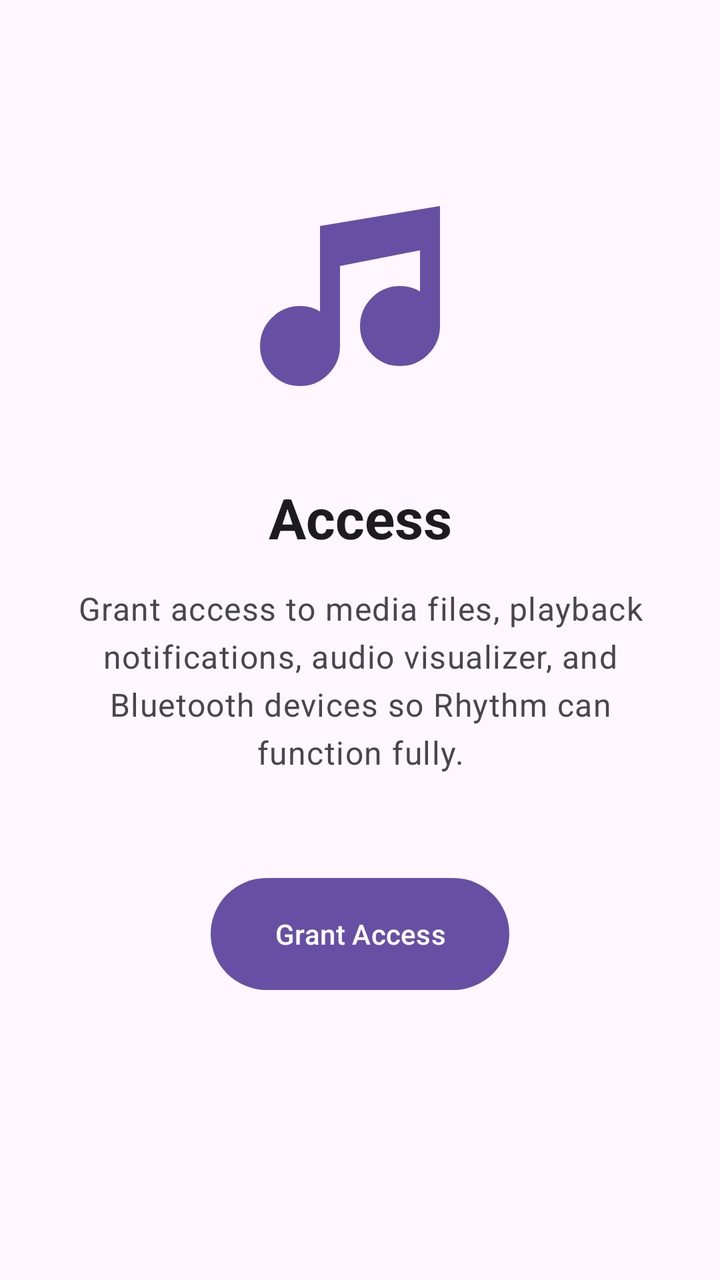
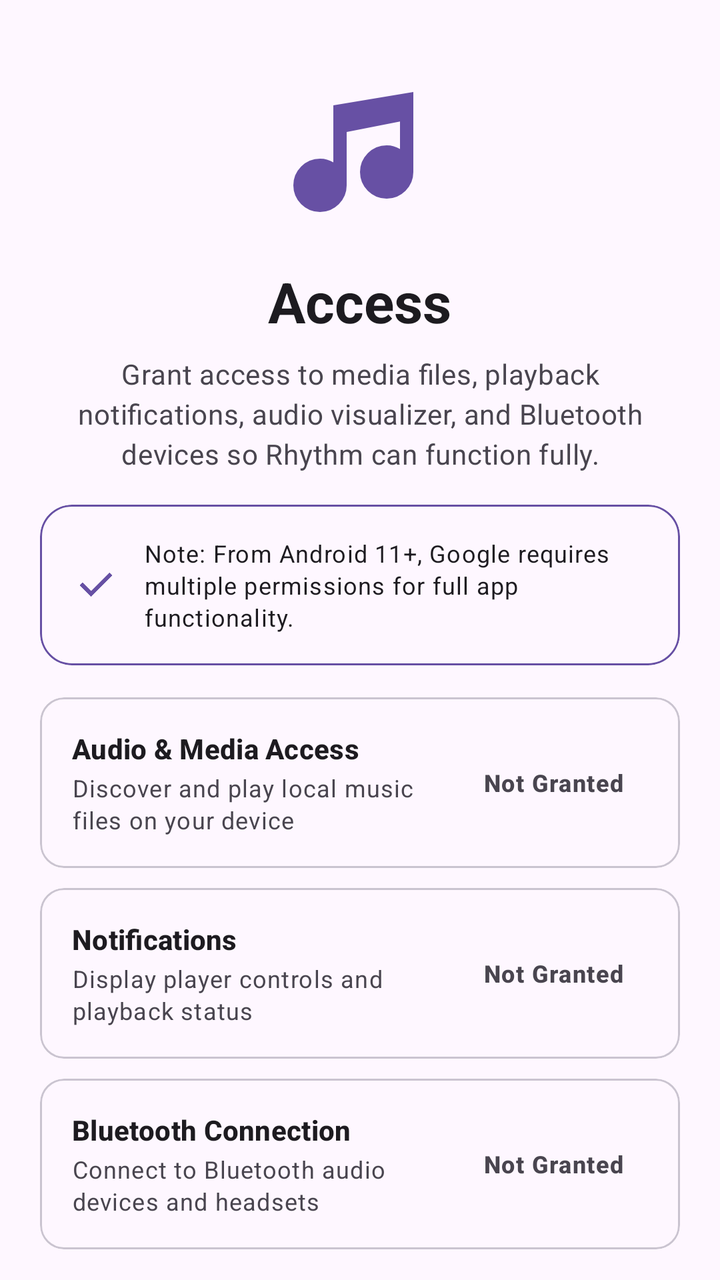

Compare the two renders of this Android layout. The source of the first and the diff that turns it into the second are given below.
<!-- AndroidManifest.xml: application theme Theme_Myusiq -->
<!-- res/layout/fragment_setup_permission.xml -->
<?xml version="1.0" encoding="utf-8"?>
<androidx.constraintlayout.widget.ConstraintLayout xmlns:android="http://schemas.android.com/apk/res/android"
    xmlns:app="http://schemas.android.com/apk/res-auto"
    android:layout_width="match_parent"
    android:layout_height="match_parent"
    android:padding="24dp">

    <ImageView
        android:id="@+id/ivPermissionIllustration"
        android:layout_width="120dp"
        android:layout_height="120dp"
        android:layout_marginTop="64dp"
        android:src="@drawable/ic_music_note_2"
        app:layout_constraintEnd_toEndOf="parent"
        app:layout_constraintStart_toStartOf="parent"
        app:layout_constraintTop_toTopOf="parent"
        app:tint="?attr/colorPrimary" />

    <TextView
        android:id="@+id/tvPermissionTitle"
        android:layout_width="wrap_content"
        android:layout_height="wrap_content"
        android:layout_marginTop="32dp"
        android:text="@string/step_access"
        android:textAppearance="?attr/textAppearanceHeadlineMedium"
        android:textStyle="bold"
        app:layout_constraintEnd_toEndOf="parent"
        app:layout_constraintStart_toStartOf="parent"
        app:layout_constraintTop_toBottomOf="@id/ivPermissionIllustration" />

    <TextView
        android:id="@+id/tvPermissionDesc"
        android:layout_width="match_parent"
        android:layout_height="wrap_content"
        android:layout_marginTop="16dp"
        android:gravity="center"
        android:text="@string/all_permissions_desc"
        android:textAppearance="?attr/textAppearanceBodyLarge"
        android:textColor="?attr/colorOnSurfaceVariant"
        app:layout_constraintTop_toBottomOf="@id/tvPermissionTitle" />

    <com.google.android.material.button.MaterialButton
        android:id="@+id/btnGrantPermission"
        android:layout_width="wrap_content"
        android:layout_height="64dp"
        android:layout_marginTop="48dp"
        android:paddingHorizontal="32dp"
        android:text="@string/grant_access"
        app:cornerRadius="32dp"
        app:layout_constraintEnd_toEndOf="parent"
        app:layout_constraintStart_toStartOf="parent"
        app:layout_constraintTop_toBottomOf="@id/tvPermissionDesc" />

</androidx.constraintlayout.widget.ConstraintLayout>
<!-- resources referenced by this layout -->
<resources>
  <!-- drawable ic_music_note_2 (drawable) -->
  <vector xmlns:android="http://schemas.android.com/apk/res/android"
      android:width="24dp"
      android:height="24dp"
      android:viewportWidth="960"
      android:viewportHeight="960"
      android:tint="?attr/colorOnSurfaceVariant">
        
      <path android:fillColor="@android:color/white" android:pathData="M127,793Q80,746 80,680Q80,614 127,567Q174,520 240,520Q263,520 282.5,525.5Q302,531 320,542L320,200L800,120L800,600Q800,666 753,713Q706,760 640,760Q574,760 527,713Q480,666 480,600Q480,534 527,487Q574,440 640,440Q663,440 682.5,445.5Q702,451 720,462L720,297L400,360L400,680Q400,746 353,793Q306,840 240,840Q174,840 127,793Z"/>
      
  </vector>
  <string name="all_permissions_desc">Grant access to media files, playback notifications, audio visualizer, and Bluetooth devices so Rhythm can function fully.</string>
  <string name="grant_access">Grant Access</string>
  <string name="step_access">Access</string>
  <style name="Theme_Myusiq" parent="Base.Theme_Myusiq">
          <item name="colorPrimary">@color/md_theme_default_primary</item>
      </style>
  <style name="Base.Theme_Myusiq" parent="Theme.Material3.DayNight.NoActionBar">
          <item name="android:navigationBarColor">@android:color/transparent</item>
          <item name="android:statusBarColor">@android:color/transparent</item>
          <item name="android:windowTranslucentStatus">false</item>
          <item name="android:windowTranslucentNavigation">false</item>
          <item name="android:windowDrawsSystemBarBackgrounds">true</item>
      </style>
  <color name="md_theme_default_primary">#6750A4</color>
</resources>

<!-- the commit's change to res/layout/fragment_setup_permission.xml (unified diff, before → after) -->
@@ -1,54 +1,259 @@
 <?xml version="1.0" encoding="utf-8"?>
-<androidx.constraintlayout.widget.ConstraintLayout xmlns:android="http://schemas.android.com/apk/res/android"
+<androidx.core.widget.NestedScrollView xmlns:android="http://schemas.android.com/apk/res/android"
     xmlns:app="http://schemas.android.com/apk/res-auto"
     android:layout_width="match_parent"
     android:layout_height="match_parent"
-    android:padding="24dp">
-
-    <ImageView
-        android:id="@+id/ivPermissionIllustration"
-        android:layout_width="120dp"
-        android:layout_height="120dp"
-        android:layout_marginTop="64dp"
-        android:src="@drawable/ic_music_note_2"
-        app:layout_constraintEnd_toEndOf="parent"
-        app:layout_constraintStart_toStartOf="parent"
-        app:layout_constraintTop_toTopOf="parent"
-        app:tint="?attr/colorPrimary" />
-
-    <TextView
-        android:id="@+id/tvPermissionTitle"
-        android:layout_width="wrap_content"
-        android:layout_height="wrap_content"
-        android:layout_marginTop="32dp"
-        android:text="@string/step_access"
-        android:textAppearance="?attr/textAppearanceHeadlineMedium"
-        android:textStyle="bold"
-        app:layout_constraintEnd_toEndOf="parent"
-        app:layout_constraintStart_toStartOf="parent"
-        app:layout_constraintTop_toBottomOf="@id/ivPermissionIllustration" />
-
-    <TextView
-        android:id="@+id/tvPermissionDesc"
+    android:fillViewport="true">
+
+    <LinearLayout
         android:layout_width="match_parent"
         android:layout_height="wrap_content"
-        android:layout_marginTop="16dp"
-        android:gravity="center"
-        android:text="@string/all_permissions_desc"
-        android:textAppearance="?attr/textAppearanceBodyLarge"
-        android:textColor="?attr/colorOnSurfaceVariant"
-        app:layout_constraintTop_toBottomOf="@id/tvPermissionTitle" />
-
-    <com.google.android.material.button.MaterialButton
-        android:id="@+id/btnGrantPermission"
-        android:layout_width="wrap_content"
-        android:layout_height="64dp"
-        android:layout_marginTop="48dp"
-        android:paddingHorizontal="32dp"
-        android:text="@string/grant_access"
-        app:cornerRadius="32dp"
-        app:layout_constraintEnd_toEndOf="parent"
-        app:layout_constraintStart_toStartOf="parent"
-        app:layout_constraintTop_toBottomOf="@id/tvPermissionDesc" />
-
-</androidx.constraintlayout.widget.ConstraintLayout>
+        android:orientation="vertical"
+        android:padding="20dp">
+
+        <ImageView
+            android:id="@+id/ivPermissionIllustration"
+            android:layout_width="80dp"
+            android:layout_height="80dp"
+            android:layout_gravity="center_horizontal"
+            android:layout_marginTop="16dp"
+            android:src="@drawable/ic_music_note_2"
+            app:tint="?attr/colorPrimary" />
+
+        <TextView
+            android:id="@+id/tvPermissionTitle"
+            android:layout_width="wrap_content"
+            android:layout_height="wrap_content"
+            android:layout_gravity="center_horizontal"
+            android:layout_marginTop="16dp"
+            android:text="@string/step_access"
+            android:textAppearance="?attr/textAppearanceHeadlineMedium"
+            android:textStyle="bold" />
+
+        <TextView
+            android:id="@+id/tvPermissionDesc"
+            android:layout_width="match_parent"
+            android:layout_height="wrap_content"
+            android:layout_marginTop="8dp"
+            android:gravity="center"
+            android:text="@string/all_permissions_desc"
+            android:textAppearance="?attr/textAppearanceBodyMedium"
+            android:textColor="?attr/colorOnSurfaceVariant" />
+
+        
+        <com.google.android.material.card.MaterialCardView
+            android:id="@+id/cardAndroid11Notice"
+            android:layout_width="match_parent"
+            android:layout_height="wrap_content"
+            android:layout_marginTop="16dp"
+            app:cardCornerRadius="16dp"
+            app:cardElevation="0dp"
+            app:strokeColor="?attr/colorPrimary"
+            app:strokeWidth="1dp">
+
+            <LinearLayout
+                android:layout_width="match_parent"
+                android:layout_height="wrap_content"
+                android:orientation="horizontal"
+                android:padding="16dp"
+                android:gravity="center_vertical">
+
+                <ImageView
+                    android:layout_width="24dp"
+                    android:layout_height="24dp"
+                    android:src="@drawable/ic_check"
+                    app:tint="?attr/colorPrimary" />
+
+                <TextView
+                    android:id="@+id/tvAndroid11Notice"
+                    android:layout_width="0dp"
+                    android:layout_height="wrap_content"
+                    android:layout_weight="1"
+                    android:layout_marginStart="12dp"
+                    android:text="@string/android_11_google_permission_notice"
+                    android:textAppearance="?attr/textAppearanceBodySmall"
+                    android:textColor="?attr/colorOnSurface" />
+            </LinearLayout>
+        </com.google.android.material.card.MaterialCardView>
+
+        
+        <LinearLayout
+            android:layout_width="match_parent"
+            android:layout_height="wrap_content"
+            android:layout_marginTop="16dp"
+            android:orientation="vertical">
+
+            
+            <com.google.android.material.card.MaterialCardView
+                android:id="@+id/cardMedia"
+                android:layout_width="match_parent"
+                android:layout_height="wrap_content"
+                android:layout_marginBottom="10dp"
+                android:clickable="true"
+                android:focusable="true"
+                app:cardCornerRadius="12dp"
+                app:cardElevation="0dp"
+                app:strokeWidth="1dp">
+
+                <RelativeLayout
+                    android:layout_width="match_parent"
+                    android:layout_height="wrap_content"
+                    android:padding="16dp">
+
+                    <LinearLayout
+                        android:layout_width="match_parent"
+                        android:layout_height="wrap_content"
+                        android:layout_toStartOf="@id/tvStatusMedia"
+                        android:orientation="vertical">
+
+                        <TextView
+                            android:layout_width="wrap_content"
+                            android:layout_height="wrap_content"
+                            android:text="@string/perm_media_title"
+                            android:textAppearance="?attr/textAppearanceTitleSmall"
+                            android:textStyle="bold" />
+
+                        <TextView
+                            android:layout_width="wrap_content"
+                            android:layout_height="wrap_content"
+                            android:layout_marginTop="2dp"
+                            android:text="@string/perm_media_desc"
+                            android:textAppearance="?attr/textAppearanceBodySmall"
+                            android:textColor="?attr/colorOnSurfaceVariant" />
+                    </LinearLayout>
+
+                    <TextView
+                        android:id="@+id/tvStatusMedia"
+                        android:layout_width="wrap_content"
+                        android:layout_height="wrap_content"
+                        android:layout_alignParentEnd="true"
+                        android:layout_centerVertical="true"
+                        android:paddingHorizontal="12dp"
+                        android:paddingVertical="6dp"
+                        android:text="@string/perm_status_pending"
+                        android:textAppearance="?attr/textAppearanceLabelMedium"
+                        android:textStyle="bold" />
+                </RelativeLayout>
+            </com.google.android.material.card.MaterialCardView>
+
+            
+            <com.google.android.material.card.MaterialCardView
+                android:id="@+id/cardNotif"
+                android:layout_width="match_parent"
+                android:layout_height="wrap_content"
+                android:layout_marginBottom="10dp"
+                android:clickable="true"
+                android:focusable="true"
+                app:cardCornerRadius="12dp"
+                app:cardElevation="0dp"
+                app:strokeWidth="1dp">
+
+                <RelativeLayout
+                    android:layout_width="match_parent"
+                    android:layout_height="wrap_content"
+                    android:padding="16dp">
+
+                    <LinearLayout
+                        android:layout_width="match_parent"
+                        android:layout_height="wrap_content"
+                        android:layout_toStartOf="@id/tvStatusNotif"
+                        android:orientation="vertical">
+
+                        <TextView
+                            android:layout_width="wrap_content"
+                            android:layout_height="wrap_content"
+                            android:text="@string/perm_notif_title"
+                            android:textAppearance="?attr/textAppearanceTitleSmall"
+                            android:textStyle="bold" />
+
+                        <TextView
+                            android:layout_width="wrap_content"
+                            android:layout_height="wrap_content"
+                            android:layout_marginTop="2dp"
+                            android:text="@string/perm_notif_desc"
+                            android:textAppearance="?attr/textAppearanceBodySmall"
+                            android:textColor="?attr/colorOnSurfaceVariant" />
+                    </LinearLayout>
+
+                    <TextView
+                        android:id="@+id/tvStatusNotif"
+                        android:layout_width="wrap_content"
+                        android:layout_height="wrap_content"
+                        android:layout_alignParentEnd="true"
+                        android:layout_centerVertical="true"
+                        android:paddingHorizontal="12dp"
+                        android:paddingVertical="6dp"
+                        android:text="@string/perm_status_pending"
+                        android:textAppearance="?attr/textAppearanceLabelMedium"
+                        android:textStyle="bold" />
+                </RelativeLayout>
+            </com.google.android.material.card.MaterialCardView>
+
+            
+            <com.google.android.material.card.MaterialCardView
+                android:id="@+id/cardBluetooth"
+                android:layout_width="match_parent"
+                android:layout_height="wrap_content"
+                android:layout_marginBottom="10dp"
+                android:clickable="true"
+                android:focusable="true"
+                app:cardCornerRadius="12dp"
+                app:cardElevation="0dp"
+                app:strokeWidth="1dp">
+
+                <RelativeLayout
+                    android:layout_width="match_parent"
+                    android:layout_height="wrap_content"
+                    android:padding="16dp">
+
+                    <LinearLayout
+                        android:layout_width="match_parent"
+                        android:layout_height="wrap_content"
+                        android:layout_toStartOf="@id/tvStatusBt"
+                        android:orientation="vertical">
+
+                        <TextView
+                            android:layout_width="wrap_content"
+                            android:layout_height="wrap_content"
+                            android:text="@string/perm_bt_title"
+                            android:textAppearance="?attr/textAppearanceTitleSmall"
+                            android:textStyle="bold" />
+
+                        <TextView
+                            android:layout_width="wrap_content"
+                            android:layout_height="wrap_content"
+                            android:layout_marginTop="2dp"
+                            android:text="@string/perm_bt_desc"
+                            android:textAppearance="?attr/textAppearanceBodySmall"
+                            android:textColor="?attr/colorOnSurfaceVariant" />
+                    </LinearLayout>
+
+                    <TextView
+                        android:id="@+id/tvStatusBt"
+                        android:layout_width="wrap_content"
+                        android:layout_height="wrap_content"
+                        android:layout_alignParentEnd="true"
+                        android:layout_centerVertical="true"
+                        android:paddingHorizontal="12dp"
+                        android:paddingVertical="6dp"
+                        android:text="@string/perm_status_pending"
+                        android:textAppearance="?attr/textAppearanceLabelMedium"
+                        android:textStyle="bold" />
+                </RelativeLayout>
+            </com.google.android.material.card.MaterialCardView>
+
+        </LinearLayout>
+
+        <com.google.android.material.button.MaterialButton
+            android:id="@+id/btnGrantPermission"
+            android:layout_width="wrap_content"
+            android:layout_height="56dp"
+            android:layout_gravity="center_horizontal"
+            android:layout_marginTop="20dp"
+            android:layout_marginBottom="20dp"
+            android:paddingHorizontal="32dp"
+            android:text="@string/grant_access"
+            app:cornerRadius="28dp" />
+
+    </LinearLayout>
+</androidx.core.widget.NestedScrollView>
<!-- resource entries referenced after the edit -->
@@ -1,5 +1,11 @@
 <!-- resources referenced by this layout -->
 <resources>
+  <!-- drawable ic_check (drawable) -->
+  <vector xmlns:android="http://schemas.android.com/apk/res/android" android:height="24dp" android:tint="#000000" android:viewportHeight="960" android:viewportWidth="960" android:width="24dp">
+  
+      <path android:fillColor="@android:color/white" android:pathData="M382,720L154,492L211,435L382,606L749,239L806,296L382,720Z"/>
+  
+  </vector>
   <!-- drawable ic_music_note_2 (drawable) -->
   <vector xmlns:android="http://schemas.android.com/apk/res/android"
       android:width="24dp"
@@ -12,7 +18,15 @@
       
   </vector>
   <string name="all_permissions_desc">Grant access to media files, playback notifications, audio visualizer, and Bluetooth devices so Rhythm can function fully.</string>
+  <string name="android_11_google_permission_notice">Note: From Android 11+, Google requires multiple permissions for full app functionality.</string>
   <string name="grant_access">Grant Access</string>
+  <string name="perm_bt_desc">Connect to Bluetooth audio devices and headsets</string>
+  <string name="perm_bt_title">Bluetooth Connection</string>
+  <string name="perm_media_desc">Discover and play local music files on your device</string>
+  <string name="perm_media_title">Audio &amp; Media Access</string>
+  <string name="perm_notif_desc">Display player controls and playback status</string>
+  <string name="perm_notif_title">Notifications</string>
+  <string name="perm_status_pending">Not Granted</string>
   <string name="step_access">Access</string>
   <style name="Theme_Myusiq" parent="Base.Theme_Myusiq">
           <item name="colorPrimary">@color/md_theme_default_primary</item>
